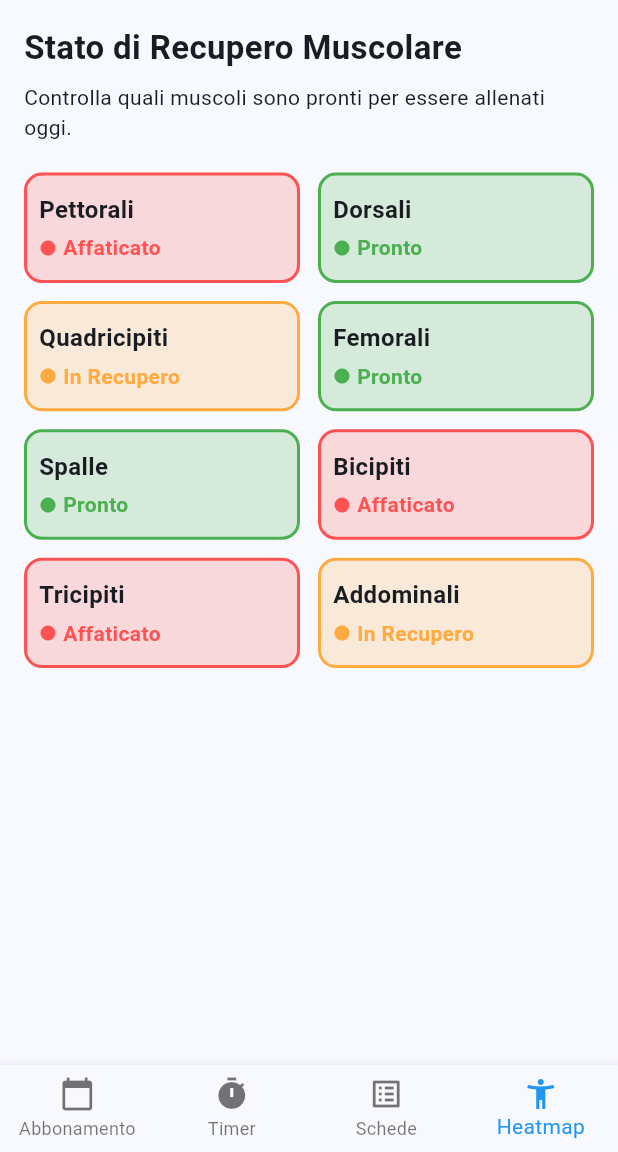
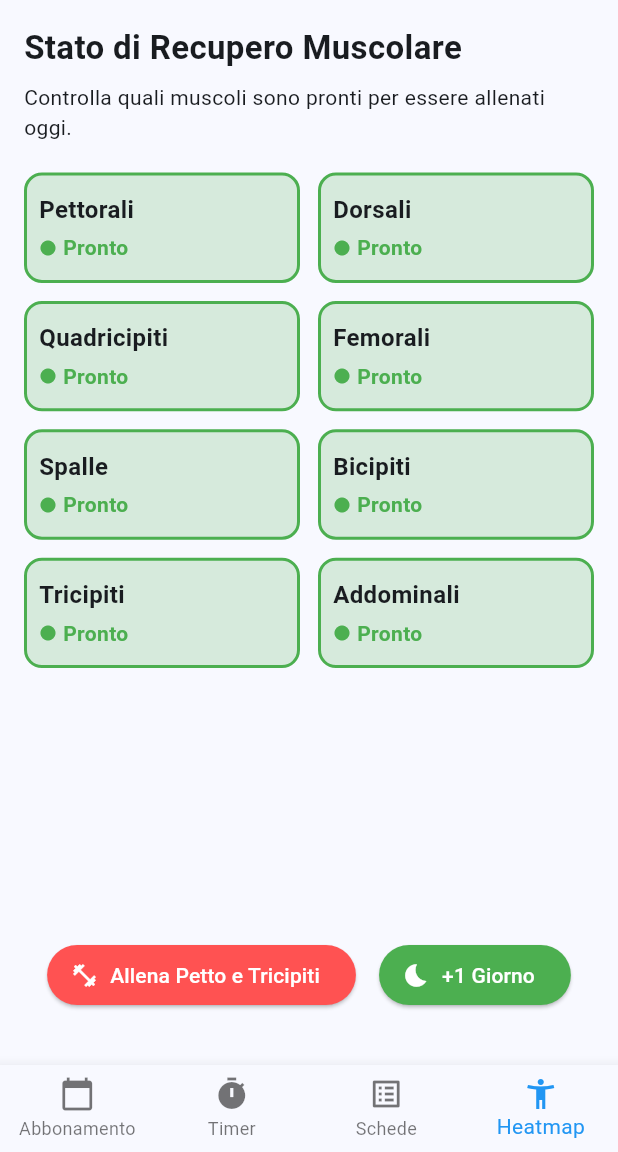
Before and after one commit to timothy-giolito/MyGymGuard, a Flutter app: the screen it shows after launch, item 4 of the bottom bar chosen, on a phone screen of 412 x 824 dp, the part 84-1236 px from its top. Run offline on Flutter 3.47's test engine with Material 3 defaults, Android fonts, the phone set to English and light mode, and no system bars; our stand-ins replace file_picker, image_picker.

Commit message:
provider_heatmap

```diff
--- a/lib/main.dart
+++ b/lib/main.dart
@@ -1,10 +1,17 @@
 import 'package:flutter/material.dart';
 import 'package:flutter_localizations/flutter_localizations.dart';
+import 'package:provider/provider.dart';
+import 'providers/recupero_provider.dart';
 
 import 'screens/main_screen.dart';
 
 void main() {
-  runApp(const MyGymGuardApp());
+  runApp(
+    ChangeNotifierProvider(
+      create: (context) => RecuperoProvider(),
+      child: const MyGymGuardApp(),
+    ),
+  );
 }
 
 class MyGymGuardApp extends StatelessWidget {
--- /dev/null
+++ b/lib/providers/recupero_provider.dart
@@ -0,0 +1,64 @@
+// lib/providers/recupero_provider.dart
+
+import 'package:flutter/material.dart';
+
+// 1. Il modello dati
+class StatoMuscolo {
+  final String nome;
+  double livelloRecupero; // Da 0.0 (distrutto) a 1.0 (fresco)
+
+  StatoMuscolo({required this.nome, required this.livelloRecupero});
+
+  Color get coloreStato {
+    if (livelloRecupero <= 0.3) return Colors.redAccent;
+    if (livelloRecupero <= 0.7) return Colors.orangeAccent;
+    return Colors.green;
+  }
+
+  String get testoStato {
+    if (livelloRecupero <= 0.3) return "Affaticato";
+    if (livelloRecupero <= 0.7) return "In Recupero";
+    return "Pronto";
+  }
+}
+
+// 2. Il Provider (Il "cervello" centrale)
+class RecuperoProvider extends ChangeNotifier {
+  // Lista iniziale dei muscoli
+  final List<StatoMuscolo> _muscoli = [
+    StatoMuscolo(nome: 'Pettorali', livelloRecupero: 1.0),
+    StatoMuscolo(nome: 'Dorsali', livelloRecupero: 1.0),
+    StatoMuscolo(nome: 'Quadricipiti', livelloRecupero: 1.0),
+    StatoMuscolo(nome: 'Femorali', livelloRecupero: 1.0),
+    StatoMuscolo(nome: 'Spalle', livelloRecupero: 1.0),
+    StatoMuscolo(nome: 'Bicipiti', livelloRecupero: 1.0),
+    StatoMuscolo(nome: 'Tricipiti', livelloRecupero: 1.0),
+    StatoMuscolo(nome: 'Addominali', livelloRecupero: 1.0),
+  ];
+
+  // Getter per leggere la lista dall'esterno
+  List<StatoMuscolo> get muscoli => _muscoli;
+
+  // 3. Metodo per simulare la fine di un allenamento
+  void allenaMuscoli(List<String> nomiMuscoliAllenati) {
+    for (var muscolo in _muscoli) {
+      if (nomiMuscoliAllenati.contains(muscolo.nome)) {
+        // Abbassiamo il recupero a 0.0 (appena allenato, affaticato)
+        muscolo.livelloRecupero = 0.0;
+      }
+    }
+    // IMPORTANTE: Avvisa tutte le schermate in ascolto che i dati sono cambiati!
+    notifyListeners();
+  }
+
+  // Metodo opzionale: Simula il passare del tempo (es. +0.3 di recupero al giorno)
+  void avanzaGiorno() {
+    for (var muscolo in _muscoli) {
+      if (muscolo.livelloRecupero < 1.0) {
+        muscolo.livelloRecupero += 0.3;
+        if (muscolo.livelloRecupero > 1.0) muscolo.livelloRecupero = 1.0;
+      }
+    }
+    notifyListeners();
+  }
+}
--- a/lib/screens/pagina_heatmap.dart
+++ b/lib/screens/pagina_heatmap.dart
@@ -1,53 +1,19 @@
+// lib/screens/pagina_heatmap.dart
 import 'package:flutter/material.dart';
+import 'package:provider/provider.dart';
+// Importa il provider
+import '../providers/recupero_provider.dart';
 
-// 1. Definiamo il modello dati per lo stato del muscolo
-class StatoMuscolo {
-  final String nome;
-  double livelloRecupero; // Da 0.0 (distrutto) a 1.0 (completamente fresco)
-
-  StatoMuscolo({required this.nome, required this.livelloRecupero});
-
-  // Logica per assegnare il colore in base al recupero
-  Color get coloreStato {
-    if (livelloRecupero <= 0.3) return Colors.redAccent; // Affaticato
-    if (livelloRecupero <= 0.7) return Colors.orangeAccent; // In recupero
-    return Colors.green; // Fresco
-  }
-
-  // Etichetta testuale
-  String get testoStato {
-    if (livelloRecupero <= 0.3) return "Affaticato";
-    if (livelloRecupero <= 0.7) return "In Recupero";
-    return "Pronto";
-  }
-}
-
-class PaginaHeatmap extends StatefulWidget {
+class PaginaHeatmap extends StatelessWidget {
   const PaginaHeatmap({super.key});
 
   @override
-  State<PaginaHeatmap> createState() => _PaginaHeatmapState();
-}
+  Widget build(BuildContext context) {
+    // 1. Ci mettiamo in "ascolto" del provider
+    // context.watch farà ricostruire questa pagina ogni volta che chiami notifyListeners() nel provider
+    final recuperoData = context.watch<RecuperoProvider>();
+    final muscoli = recuperoData.muscoli;
 
-class _PaginaHeatmapState extends State<PaginaHeatmap> {
-  // 2. Creiamo una lista fittizia di muscoli per testare la UI
-  // In futuro, questi dati verranno aggiornati quando salvi un allenamento
-  final List<StatoMuscolo> _muscoli = [
-    StatoMuscolo(
-      nome: 'Pettorali',
-      livelloRecupero: 0.2,
-    ), // Allenati di recente
-    StatoMuscolo(nome: 'Dorsali', livelloRecupero: 0.8),
-    StatoMuscolo(nome: 'Quadricipiti', livelloRecupero: 0.5),
-    StatoMuscolo(nome: 'Femorali', livelloRecupero: 0.9),
-    StatoMuscolo(nome: 'Spalle', livelloRecupero: 1.0), // Freschissime
-    StatoMuscolo(nome: 'Bicipiti', livelloRecupero: 0.3),
-    StatoMuscolo(nome: 'Tricipiti', livelloRecupero: 0.2),
-    StatoMuscolo(nome: 'Addominali', livelloRecupero: 0.6),
-  ];
-
-  @override
-  Widget build(BuildContext context) {
     return Scaffold(
       body: Padding(
         padding: const EdgeInsets.all(16.0),
@@ -64,18 +30,18 @@ class _PaginaHeatmapState extends State<PaginaHeatmap> {
             ),
             const SizedBox(height: 20),
 
-            // 3. Griglia visiva (la nostra Heatmap logica)
+            // Griglia visiva
             Expanded(
               child: GridView.builder(
                 gridDelegate: const SliverGridDelegateWithFixedCrossAxisCount(
-                  crossAxisCount: 2, // 2 colonne
+                  crossAxisCount: 2,
                   crossAxisSpacing: 12,
                   mainAxisSpacing: 12,
-                  childAspectRatio: 2.5, // Proporzione larghezza/altezza
+                  childAspectRatio: 2.5,
                 ),
-                itemCount: _muscoli.length,
+                itemCount: muscoli.length,
                 itemBuilder: (context, index) {
-                  final muscolo = _muscoli[index];
+                  final muscolo = muscoli[index];
                   return Container(
                     decoration: BoxDecoration(
                       color: muscolo.coloreStato.withOpacity(0.2),
@@ -120,6 +86,40 @@ class _PaginaHeatmapState extends State<PaginaHeatmap> {
                 },
               ),
             ),
+
+            // 2. Bottoni per simulare le azioni
+            Row(
+              mainAxisAlignment: MainAxisAlignment.spaceEvenly,
+              children: [
+                ElevatedButton.icon(
+                  icon: const Icon(Icons.fitness_center),
+                  label: const Text("Allena Petto e Tricipiti"),
+                  style: ElevatedButton.styleFrom(
+                    backgroundColor: Colors.redAccent,
+                    foregroundColor: Colors.white,
+                  ),
+                  onPressed: () {
+                    // context.read serve per ESEGUIRE un'azione senza ascoltare (ideale per i bottoni)
+                    context.read<RecuperoProvider>().allenaMuscoli([
+                      'Pettorali',
+                      'Tricipiti',
+                    ]);
+                  },
+                ),
+                ElevatedButton.icon(
+                  icon: const Icon(Icons.bedtime),
+                  label: const Text("+1 Giorno"),
+                  style: ElevatedButton.styleFrom(
+                    backgroundColor: Colors.green,
+                    foregroundColor: Colors.white,
+                  ),
+                  onPressed: () {
+                    context.read<RecuperoProvider>().avanzaGiorno();
+                  },
+                ),
+              ],
+            ),
+            const SizedBox(height: 20),
           ],
         ),
       ),
--- a/pubspec.yaml
+++ b/pubspec.yaml
@@ -39,6 +39,7 @@ dependencies:
   cupertino_icons: ^1.0.8
   image_picker: ^1.1.2
   file_picker: ^8.1.2
+  provider: ^6.1.2
 
 dev_dependencies:
   flutter_test:
```
Also changed, not shown: pubspec.lock.
